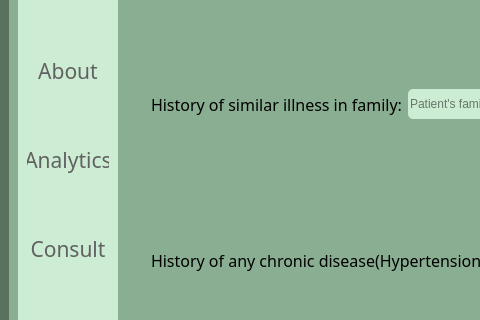
Old version of the form Patient_info_edit3.ui in the repository srishtiigautam/restorehealth; both pictures show x 0 to 480 and y 219 to 539 of the 1069 by 769 pixel window.
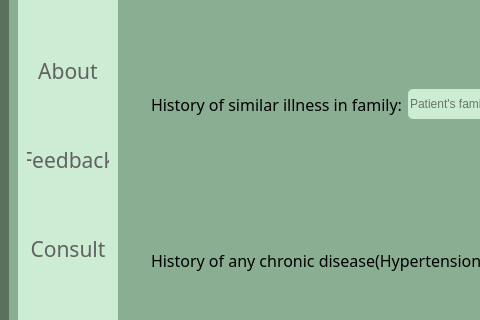
New version of the form. Icons and pictures are not drawn.

Commit message: "Analytics" changed to "Feedback"

```diff
--- a/Patient_info_edit3.ui
+++ b/Patient_info_edit3.ui
@@ -295,7 +295,7 @@
 </string>
             </property>
             <property name="text">
-             <string>Analytics</string>
+             <string>Feedback</string>
             </property>
            </widget>
           </item>
```
The commit also changes 19 other files.
